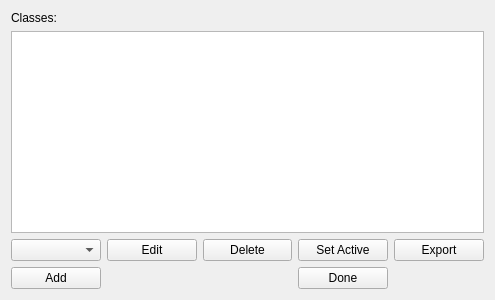
The window that GUI/selectclass.ui (Laucksy/CS-205-Project) describes before a commit, drawn with Qt 5.
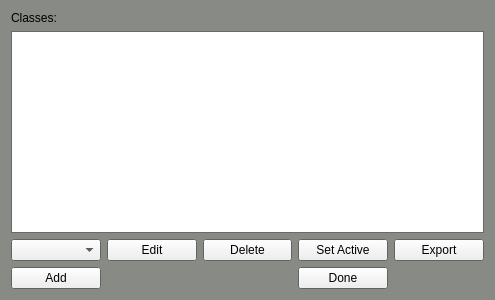
The same window after the commit.

Commit message: Fixed GUI colors and deleting feedback

What changed in the file:
```diff
--- a/GUI/selectclass.ui
+++ b/GUI/selectclass.ui
@@ -10,6 +10,70 @@
     <height>300</height>
    </rect>
   </property>
+  <property name="palette">
+   <palette>
+    <active>
+     <colorrole role="Base">
+      <brush brushstyle="SolidPattern">
+       <color alpha="255">
+        <red>255</red>
+        <green>255</green>
+        <blue>255</blue>
+       </color>
+      </brush>
+     </colorrole>
+     <colorrole role="Window">
+      <brush brushstyle="SolidPattern">
+       <color alpha="255">
+        <red>136</red>
+        <green>138</green>
+        <blue>133</blue>
+       </color>
+      </brush>
+     </colorrole>
+    </active>
+    <inactive>
+     <colorrole role="Base">
+      <brush brushstyle="SolidPattern">
+       <color alpha="255">
+        <red>255</red>
+        <green>255</green>
+        <blue>255</blue>
+       </color>
+      </brush>
+     </colorrole>
+     <colorrole role="Window">
+      <brush brushstyle="SolidPattern">
+       <color alpha="255">
+        <red>136</red>
+        <green>138</green>
+        <blue>133</blue>
+       </color>
+      </brush>
+     </colorrole>
+    </inactive>
+    <disabled>
+     <colorrole role="Base">
+      <brush brushstyle="SolidPattern">
+       <color alpha="255">
+        <red>136</red>
+        <green>138</green>
+        <blue>133</blue>
+       </color>
+      </brush>
+     </colorrole>
+     <colorrole role="Window">
+      <brush brushstyle="SolidPattern">
+       <color alpha="255">
+        <red>136</red>
+        <green>138</green>
+        <blue>133</blue>
+       </color>
+      </brush>
+     </colorrole>
+    </disabled>
+   </palette>
+  </property>
   <property name="windowTitle">
    <string>Form</string>
   </property>
```
The commit also changes 22 other files.
